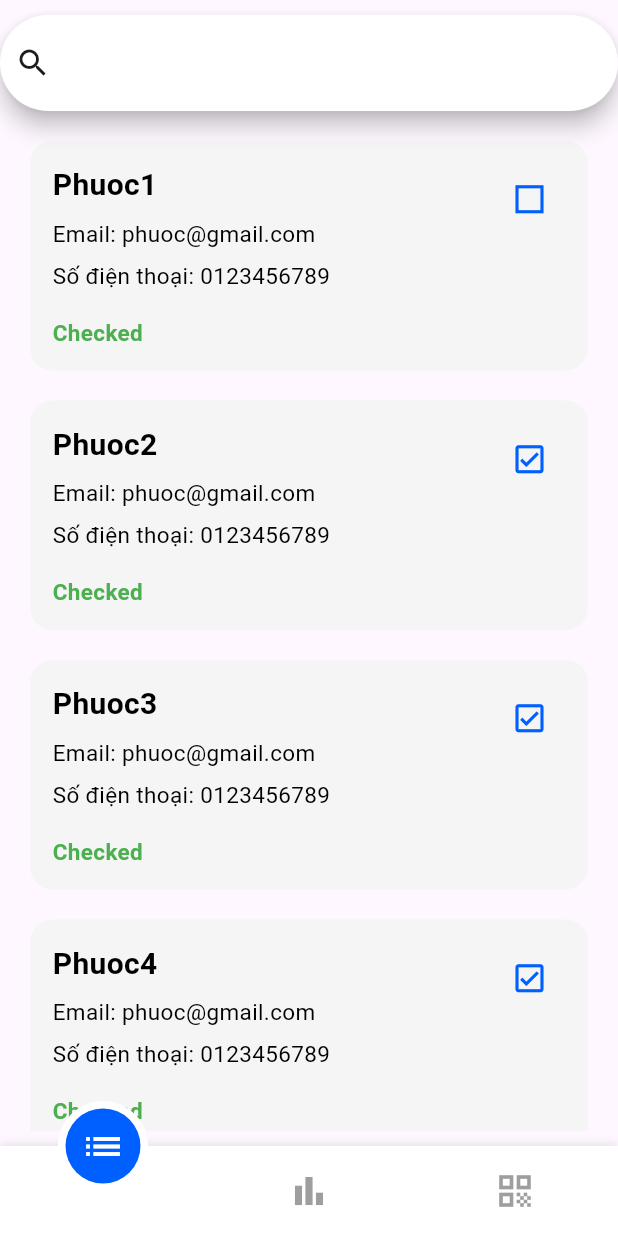
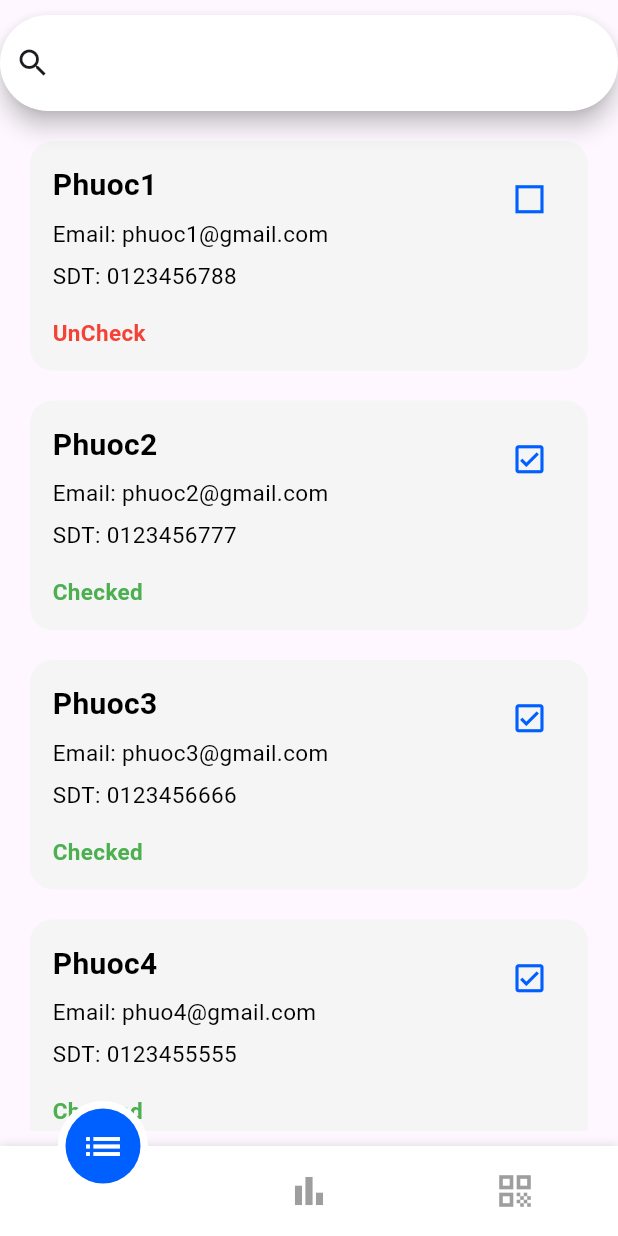
Before and after one commit to Nptp234/event_management_1, a Flutter app: the screen it shows after launch, after a tap on the "check box" icon, on a phone screen of 412 x 824 dp. Run offline on Flutter 3.47's test engine with Material 3 defaults, Android fonts, the phone set to English and light mode, and no system bars; our stand-ins replace motion_tab_bar, permission_handler; missing offline and left inert: qr_code_scanner.

```diff
--- a/lib/model/user_item.dart
+++ b/lib/model/user_item.dart
@@ -57,7 +57,7 @@ class _UserItem extends State<UserItem>{
                 Text("Email: ${widget.user.email}", style: const TextStyle(fontSize: 15, color: Colors.black, fontWeight: FontWeight.normal), maxLines: 2, textAlign: TextAlign.left,),
                 const SizedBox(height: 7,),
                 //
-                Text("Số điện thoại: ${widget.user.phone}", style: const TextStyle(fontSize: 15, color: Colors.black, fontWeight: FontWeight.normal), maxLines: 1, textAlign: TextAlign.left,),
+                Text("SDT: ${widget.user.phone}", style: const TextStyle(fontSize: 15, color: Colors.black, fontWeight: FontWeight.normal), maxLines: 1, textAlign: TextAlign.left,),
                 const SizedBox(height: 7,),
                 //
                 const SizedBox(height: 10,),
@@ -70,14 +70,14 @@ class _UserItem extends State<UserItem>{
               if(iconCheck==square_outlined){
                 setState(() {
                   iconCheck=check_box_outlined;
-                  widget.user.status=="Checked";
-                  widget.user.status=="Checked";
+                  widget.user.status="Checked";
+                  widget.colorState = colorState("Checked");
                 });
               }else{
                 setState(() {
                   iconCheck=square_outlined;
-                  widget.user.status=="UnCheck";
-                  widget.user.status=="UnCheck";
+                  widget.user.status="UnCheck";
+                  widget.colorState = colorState("UnCheck");
                 });
               }
             },
--- a/lib/ui/list_user.dart
+++ b/lib/ui/list_user.dart
@@ -10,13 +10,13 @@ class ListUserPage extends StatefulWidget{
   ListUserPage({super.key});
 
   final List<UserModel> lst = [
-    UserModel(username: 'Phuoc1', phone: '0123456789', email: 'phuoc@gmail.com', status: 'Checked'),
-    UserModel(username: 'Phuoc2', phone: '0123456789', email: 'phuoc@gmail.com', status: 'Checked'),
-    UserModel(username: 'Phuoc3', phone: '0123456789', email: 'phuoc@gmail.com', status: 'Checked'),
-    UserModel(username: 'Phuoc4', phone: '0123456789', email: 'phuoc@gmail.com', status: 'Checked'),
-    UserModel(username: 'Phuoc5', phone: '0123456789', email: 'phuoc@gmail.com', status: 'UnCheck'),
-    UserModel(username: 'Phuoc6', phone: '0123456789', email: 'phuoc@gmail.com', status: 'Checked'),
-    UserModel(username: 'Phuoc7', phone: '0123456789', email: 'phuoc@gmail.com', status: 'UnCheck'),
+    UserModel(username: 'Phuoc1', phone: '0123456788', email: 'phuoc1@gmail.com', status: 'Checked'),
+    UserModel(username: 'Phuoc2', phone: '0123456777', email: 'phuoc2@gmail.com', status: 'Checked'),
+    UserModel(username: 'Phuoc3', phone: '0123456666', email: 'phuoc3@gmail.com', status: 'Checked'),
+    UserModel(username: 'Phuoc4', phone: '0123455555', email: 'phuo4@gmail.com', status: 'Checked'),
+    UserModel(username: 'Phuoc5', phone: '0123444444', email: 'phuoc5@gmail.com', status: 'UnCheck'),
+    UserModel(username: 'Phuoc6', phone: '0123333333', email: 'phuoc6@gmail.com', status: 'Checked'),
+    UserModel(username: 'Phuoc7', phone: '0122222222', email: 'phuoc7@gmail.com', status: 'UnCheck'),
   ];
 
   @override
```
Also changed, not shown: lib/controll/state/list_user_provide.dart (+8 -3 lines).
